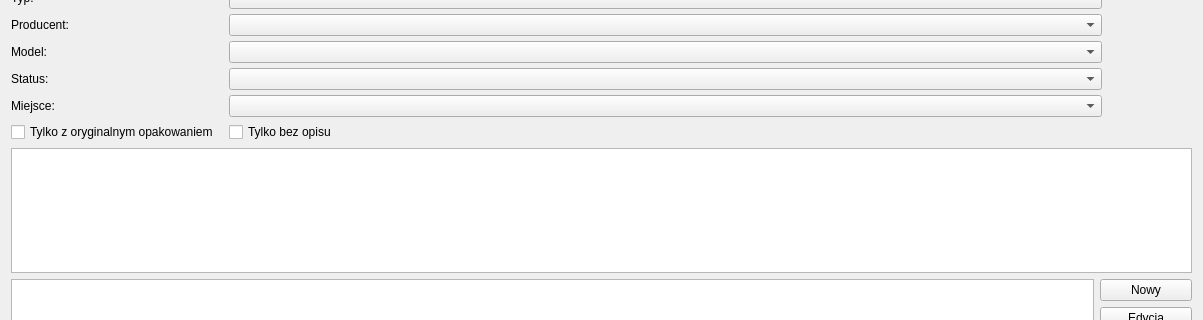
Above: forms/itemList.ui from arekbr/Inwentaryzacja before the change; both pictures show x 0 to 1203 and y 82 to 402 of the 1203 by 618 pixel window. Below: the same form after it.
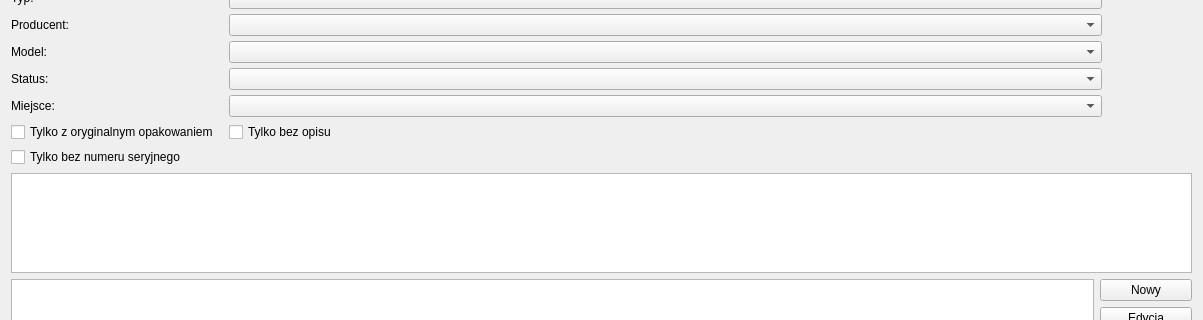
That is the form after the change.

Commit message: Dodano filtr rekordów bez numeru seryjnego

```diff
--- a/forms/itemList.ui
+++ b/forms/itemList.ui
@@ -124,6 +124,13 @@
        </property>
       </widget>
      </item>
+     <item row="7" column="0">
+      <widget class="QCheckBox" name="filterWithoutSerialNumber">
+       <property name="text">
+        <string>Tylko bez numeru seryjnego</string>
+       </property>
+      </widget>
+     </item>
     </layout>
    </item>
    <item>
```
The commit also changes 4 other files.
